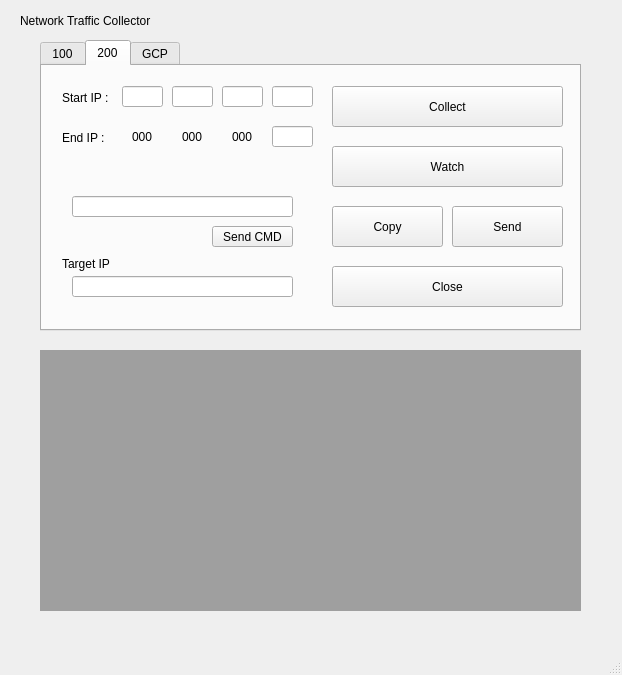
Qt form src/CC_Server_GUI.ui (gunh0/tor-network-analyzer) before a commit.
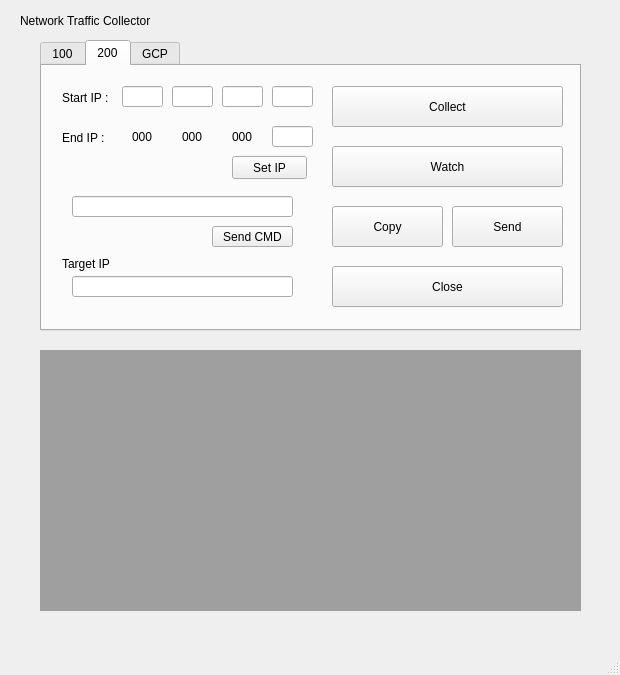
The same form after that commit. The open tabs and pages were chosen to show the change.

Commit message: add set button function 100, 200 // gcp not yet.

```diff
--- a/src/CC_Server_GUI.ui
+++ b/src/CC_Server_GUI.ui
@@ -6,7 +6,7 @@
    <rect>
     <x>0</x>
     <y>0</y>
-    <width>622</width>
+    <width>620</width>
     <height>675</height>
    </rect>
   </property>
@@ -539,6 +539,19 @@
        <string>Send CMD</string>
       </property>
      </widget>
+     <widget class="QPushButton" name="pBtnSet200ip">
+      <property name="geometry">
+       <rect>
+        <x>190</x>
+        <y>90</y>
+        <width>75</width>
+        <height>23</height>
+       </rect>
+      </property>
+      <property name="text">
+       <string>Set IP</string>
+      </property>
+     </widget>
     </widget>
     <widget class="QWidget" name="ntc_gcp">
      <attribute name="title">
```
Left out of the diff: 33 changed lines with no effect on the pictures. The commit also changes 1 other file.
